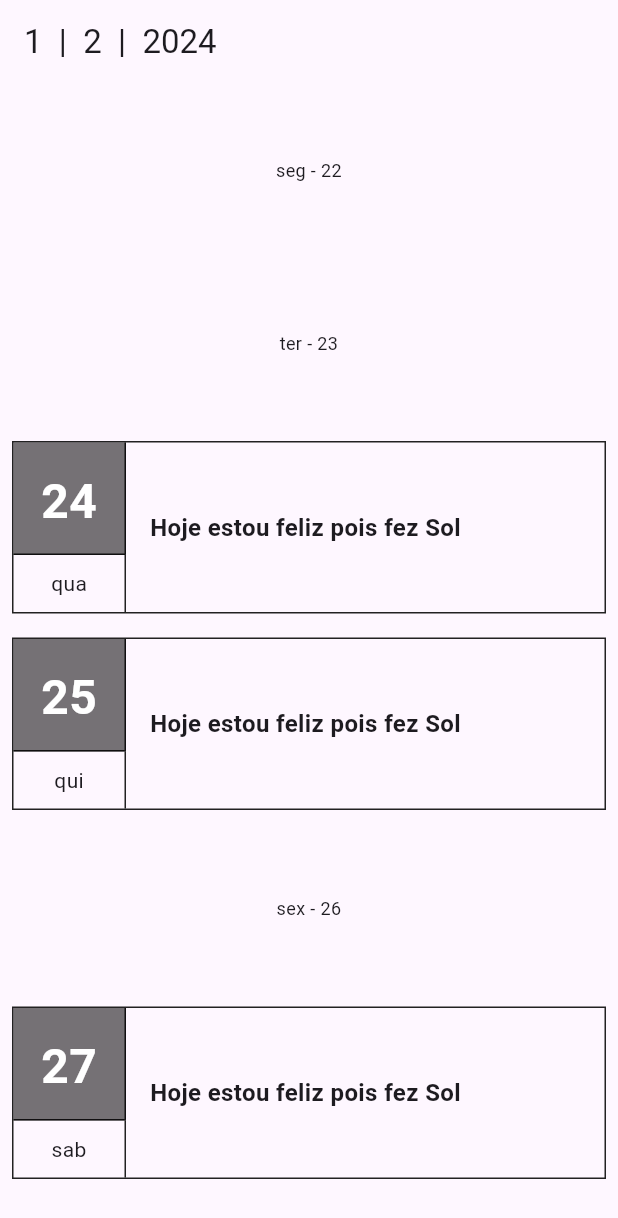
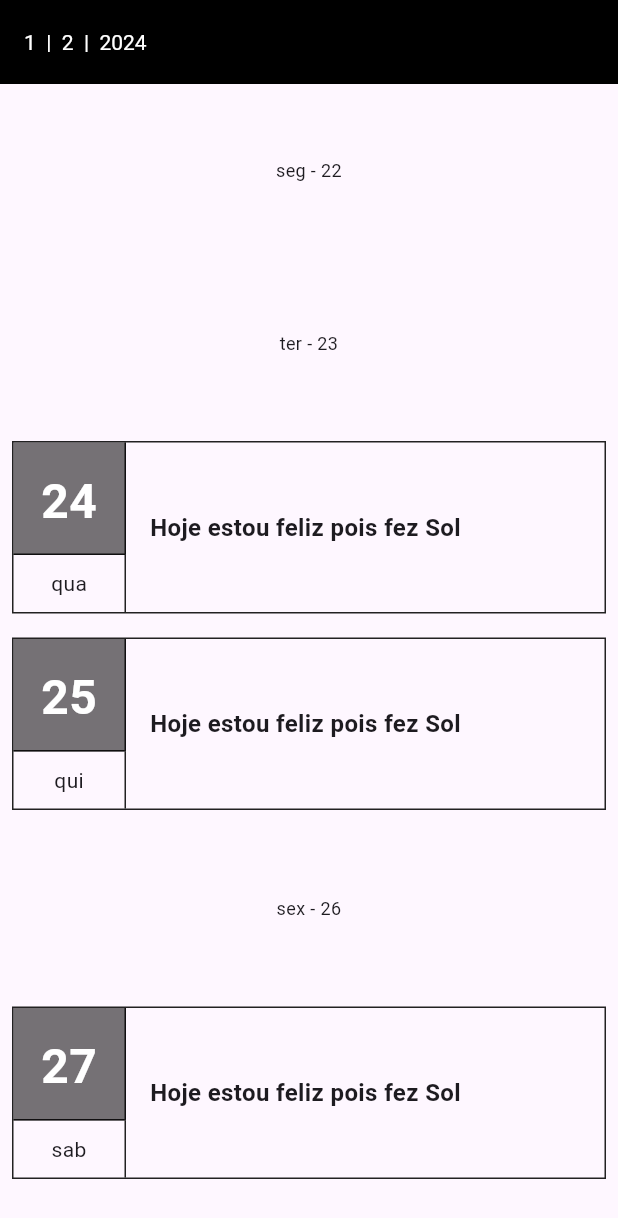
Before and after one commit to Venicode/diary-app, a Flutter app: the screen it shows after launch, on a phone screen of 412 x 824 dp. Shown: the top 1218 px of the screen. Run offline on Flutter 3.47's test engine with Material 3 defaults, Android fonts, the phone set to English and light mode, and no system bars; network calls fail.

```diff
--- a/lib/main.dart
+++ b/lib/main.dart
@@ -1,8 +1,11 @@
 import 'package:flutter/material.dart';
+import 'package:flutter_webapi_first_course/services/journal_service.dart';
 import 'screens/home_screen/home_screen.dart';
 
 void main() {
   runApp(const MyApp());
+  JournalService service = JournalService();
+  service.register("Olá mundo");
 }
 
 class MyApp extends StatelessWidget {
@@ -12,6 +15,12 @@ class MyApp extends StatelessWidget {
     return MaterialApp(
       title: 'Simple Journal',
       debugShowCheckedModeBanner: false,
+      theme: ThemeData(
+          primarySwatch: Colors.grey,
+          appBarTheme: const AppBarTheme(
+            elevation: 0,
+              backgroundColor: Colors.black,
+              titleTextStyle: TextStyle(color: Colors.white))),
       darkTheme: ThemeData.dark(),
       themeMode: ThemeMode.light,
       initialRoute: "home",
--- a/pubspec.yaml
+++ b/pubspec.yaml
@@ -14,6 +14,7 @@ dependencies:
 
   cupertino_icons: ^1.0.2
   uuid: ^3.0.6
+  http: ^1.2.0
 
 dev_dependencies:
   flutter_test:
```
Also changed, not shown: lib/services/journal_service.dart (added, +15 -0 lines), pubspec.lock, 1 other file.
